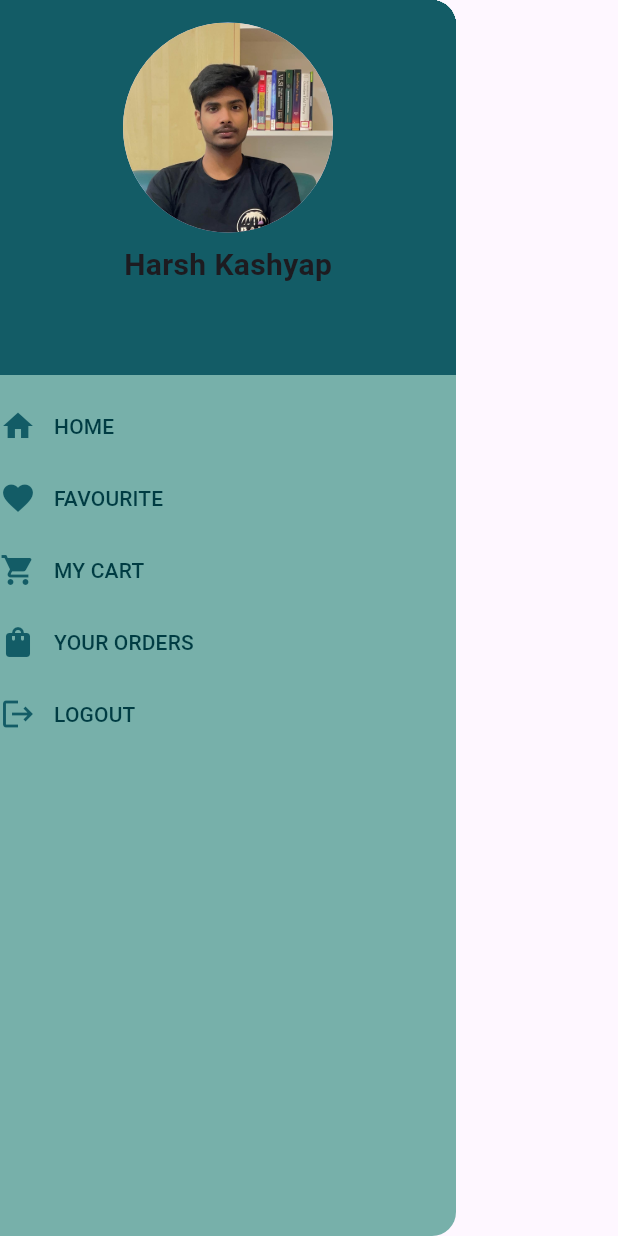
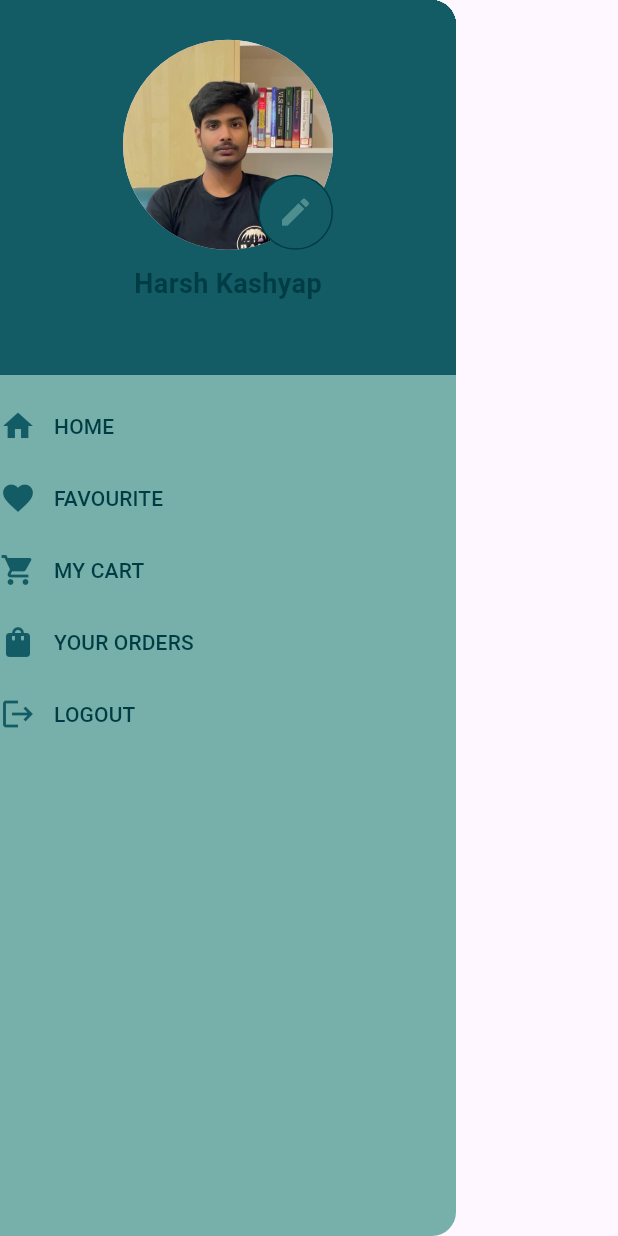
Before and after one commit to hunter13012004/MealsApp, a Flutter app: the CustomDrawer widget shown alone on an empty page, opened directly with empty values, on a phone screen of 412 x 824 dp. Run offline on Flutter 3.47's test engine with Material 3 defaults, Android fonts, the phone set to English and light mode, and no system bars; our stand-ins replace firebase_auth, firebase_core, google_fonts, image_picker, smooth_page_indicator; accounts and stored records are empty; network calls fail.

Commit message:
profile pic updated

```diff
--- a/lib/auth/auth.dart
+++ b/lib/auth/auth.dart
@@ -1,7 +1,6 @@
 import 'package:firebase_auth/firebase_auth.dart';
 import 'package:flutter/material.dart';
 import 'package:mealsapp/pages/homepage.dart';
-import 'package:mealsapp/pages/loginpage.dart';
 import 'package:mealsapp/pages/splashscreen.dart';
 
 class AuthPage extends StatefulWidget {
--- a/lib/pages/fooddetailpage.dart
+++ b/lib/pages/fooddetailpage.dart
@@ -1,6 +1,5 @@
 import 'package:flutter/material.dart';
 import 'package:mealsapp/constants/colorspicker.dart';
-import 'package:mealsapp/model/localdatamodel.dart';
 import 'package:mealsapp/model/recipe.dart';
 import 'package:mealsapp/utils/addtocart.dart';
 
--- /dev/null
+++ b/lib/provider/imageprovider.dart
@@ -0,0 +1,22 @@
+import 'package:flutter/material.dart';
+import 'package:image_picker/image_picker.dart';
+
+class imageProvider extends ChangeNotifier{
+
+   XFile? image;
+     final ImagePicker _picker = ImagePicker();
+
+
+    Future<void> pickImage(ImageSource imageSource) async {
+    try {
+      final XFile? selectedImage = await _picker.pickImage(source: imageSource);
+      if (selectedImage != null) {
+          image = selectedImage;
+          notifyListeners();
+      }
+    } catch (e) {
+      print('Error picking image: $e');
+    }
+  }
+
+}
--- a/lib/utils/constrecipe.dart
+++ /dev/null
@@ -1 +0,0 @@
-import 'package:mealsapp/model/recipe.dart';
--- a/lib/utils/customdrawer.dart
+++ b/lib/utils/customdrawer.dart
@@ -1,92 +1,147 @@
+import 'dart:io';
 import 'package:firebase_auth/firebase_auth.dart';
 import 'package:flutter/material.dart';
+import 'package:image_picker/image_picker.dart';
 import 'package:mealsapp/constants/colorspicker.dart';
 import 'package:mealsapp/pages/cartpage.dart';
 import 'package:mealsapp/pages/favouritrestro.dart';
+import 'package:mealsapp/utils/profilepic.dart';
 
-class CustomDrawer extends StatelessWidget {
+class CustomDrawer extends StatefulWidget {
   final Function()? onPressed;
-  const CustomDrawer({super.key,required this.onPressed});
+  const CustomDrawer({
+    super.key,
+    required this.onPressed,
+  });
 
   @override
+  State<CustomDrawer> createState() => _CustomDrawerState();
+}
+
+class _CustomDrawerState extends State<CustomDrawer> {
+  @override
   Widget build(BuildContext context) {
+
+
     final user = FirebaseAuth.instance.currentUser!;
     return Drawer(
       backgroundColor: secondarycolor,
-        child: Column(crossAxisAlignment: CrossAxisAlignment.start,
+      child: Column(
+        crossAxisAlignment: CrossAxisAlignment.start,
+        children: [
+          Stack(
             children: [
               Container(
-              width: 500,
                 height: 250,
-              color: primarycolor,
-              child: Padding(
-                padding:  EdgeInsets.all(15.0),
+                width: double.infinity,
+                decoration: BoxDecoration(color: primarycolor),
                 child: Column(
+                  mainAxisAlignment: MainAxisAlignment.center,
                   children: [
-                    CircleAvatar(
-                      maxRadius: 70,
-                      backgroundImage:
-                          AssetImage('assets/images/myimage.jpg'),
+
+                    ProfilePic(),
+
+                    SizedBox(
+                      height: 10,
                     ),
-                    SizedBox(
-                      height: 7,
-                    ),
-
                     Text(
                       'Harsh Kashyap',
                       style: TextStyle(
-                          fontSize: 20, fontWeight: FontWeight.bold),
+                          fontSize: 18,
+                          fontWeight: FontWeight.bold,
+                          color: textcolor),
                     ),
-                    Text(user.email!)
+                    Text(user.email.toString(),
+                        style: TextStyle(fontSize: 14, color: textcolor))
                   ],
                 ),
               ),
+            ],
           ),
-            SizedBox(height: 10,),
+
+          SizedBox(
+            height: 10,
+          ),
 
           // home button
           Row(
             children: [
-                Icon(Icons.home,color: primarycolor,),
-                TextButton(onPressed: (){
+              Icon(
+                Icons.home,
+                color: primarycolor,
+              ),
+              TextButton(
+                  onPressed: () {
                     Navigator.pop(context);
-                }, child: Text('HOME',style: TextStyle(color: textcolor),)),
+                  },
+                  child: Text(
+                    'HOME',
+                    style: TextStyle(color: textcolor),
+                  )),
             ],
           ),
           // Favourite Button
           Row(
             children: [
-                Icon(Icons.favorite,color: primarycolor,),
-                TextButton(onPressed: (){Navigator.push(context,MaterialPageRoute(builder: (context)=>favoriteRestro()));}, child: Text('FAVOURITE',style: TextStyle(color: textcolor))),
+              Icon(
+                Icons.favorite,
+                color: primarycolor,
+              ),
+              TextButton(
+                  onPressed: () {
+                    Navigator.push(
+                        context,
+                        MaterialPageRoute(
+                            builder: (context) => favoriteRestro()));
+                  },
+                  child: Text('FAVOURITE', style: TextStyle(color: textcolor))),
             ],
           ),
           // Cart Button
 
           Row(
             children: [
-                Icon(Icons.shopping_cart,color: primarycolor,),
-                TextButton(onPressed: (){Navigator.push(context,MaterialPageRoute(builder: (context)=> CartsPage()));}, child: Text('MY CART',style: TextStyle(color: textcolor))),
+              Icon(
+                Icons.shopping_cart,
+                color: primarycolor,
+              ),
+              TextButton(
+                  onPressed: () {
+                    Navigator.push(context,
+                        MaterialPageRoute(builder: (context) => CartsPage()));
+                  },
+                  child: Text('MY CART', style: TextStyle(color: textcolor))),
             ],
           ),
 
           //your order
           Row(
             children: [
-                Icon(Icons.shopping_bag,color: primarycolor,),
-                TextButton(onPressed: (){}, child: Text('YOUR ORDERS',style: TextStyle(color: textcolor))),
+              Icon(
+                Icons.shopping_bag,
+                color: primarycolor,
+              ),
+              TextButton(
+                  onPressed: () {},
+                  child:
+                      Text('YOUR ORDERS', style: TextStyle(color: textcolor))),
             ],
           ),
 
           // logout button
           Row(
             children: [
-                Icon(Icons.logout,color: primarycolor,),
-                TextButton(onPressed:onPressed, child: Text('LOGOUT',style: TextStyle(color: textcolor))),
+              Icon(
+                Icons.logout,
+                color: primarycolor,
+              ),
+              TextButton(
+                  onPressed: widget.onPressed,
+                  child: Text('LOGOUT', style: TextStyle(color: textcolor))),
             ],
           ),
         ],
       ),
     );
   }
-
 }
--- /dev/null
+++ b/lib/utils/profilepic.dart
@@ -0,0 +1,78 @@
+import 'dart:io';
+
+import 'package:flutter/material.dart';
+import 'package:image_picker/image_picker.dart';
+import 'package:mealsapp/constants/colorspicker.dart';
+import 'package:mealsapp/provider/imageprovider.dart';
+import 'package:provider/provider.dart';
+
+class ProfilePic extends StatefulWidget {
+  const ProfilePic({super.key});
+
+  @override
+  State<ProfilePic> createState() => _ProfilePicState();
+}
+
+class _ProfilePicState extends State<ProfilePic> {
+
+  @override
+  Widget build(BuildContext context) {
+    return Consumer<imageProvider>(
+      builder: (context, ProfilpicProvider, child) => CircleAvatar(
+        backgroundImage: ProfilpicProvider.image != null
+            ? FileImage(File(ProfilpicProvider.image!.path))
+            : AssetImage('assets/images/myimage.jpg') as ImageProvider<Object>,
+        radius: 70,
+        child: Align(
+            alignment: Alignment.bottomRight,
+            child: Container(
+                decoration: BoxDecoration(
+                    border: Border.all(color: textcolor),
+                    color: primarycolor,
+                    shape: BoxShape.circle),
+                child: IconButton(
+                    onPressed: () {
+                      showDialog(
+                          context: context,
+                          builder: (context) {
+                            return AlertDialog(
+                                content: Container(
+                              height: 200,
+                              child: Column(
+                                mainAxisAlignment:
+                                    MainAxisAlignment.spaceEvenly,
+                                crossAxisAlignment: CrossAxisAlignment.start,
+                                children: [
+                                  ElevatedButton.icon(
+                                      onPressed: () {
+                                        ProfilpicProvider.pickImage(ImageSource.gallery);
+                                        Navigator.pop(context);
+                                      },
+                                      icon: Icon(Icons.browse_gallery),
+                                      label: Text('Upload from gallery')),
+                                  ElevatedButton.icon(
+                                      onPressed: () {
+                                       ProfilpicProvider.pickImage(ImageSource.camera);
+                                        Navigator.pop(context);
+                                      },
+                                      icon: Icon(Icons.camera),
+                                      label: Text('Click from camera')),
+                                  ElevatedButton.icon(
+                                      onPressed: () {
+                                        Navigator.pop(context);
+                                      },
+                                      icon: Icon(Icons.cancel),
+                                      label: Text('cancel'))
+                                ],
+                              ),
+                            ));
+                          });
+                    },
+                    icon: Icon(
+                      Icons.edit,
+                      color: secondarycolor.withOpacity(0.6),
+                    )))),
+      ),
+    );
+  }
+}
--- a/pubspec.yaml
+++ b/pubspec.yaml
@@ -40,6 +40,8 @@ dependencies:
   firebase_core: ^2.30.0
   http: ^1.2.1
   smooth_page_indicator: ^1.1.0
+  image_picker: ^1.1.0
+  provider: ^6.1.2
 
 dev_dependencies:
   flutter_test:
```
Also changed, not shown: lib/main.dart (+13 -8 lines), lib/pages/homepage.dart (+38 -45 lines), lib/model/recipe.dart (line endings or trailing spaces), pubspec.lock, 6 other files. Lines whose indentation alone changed are shown as unchanged.
